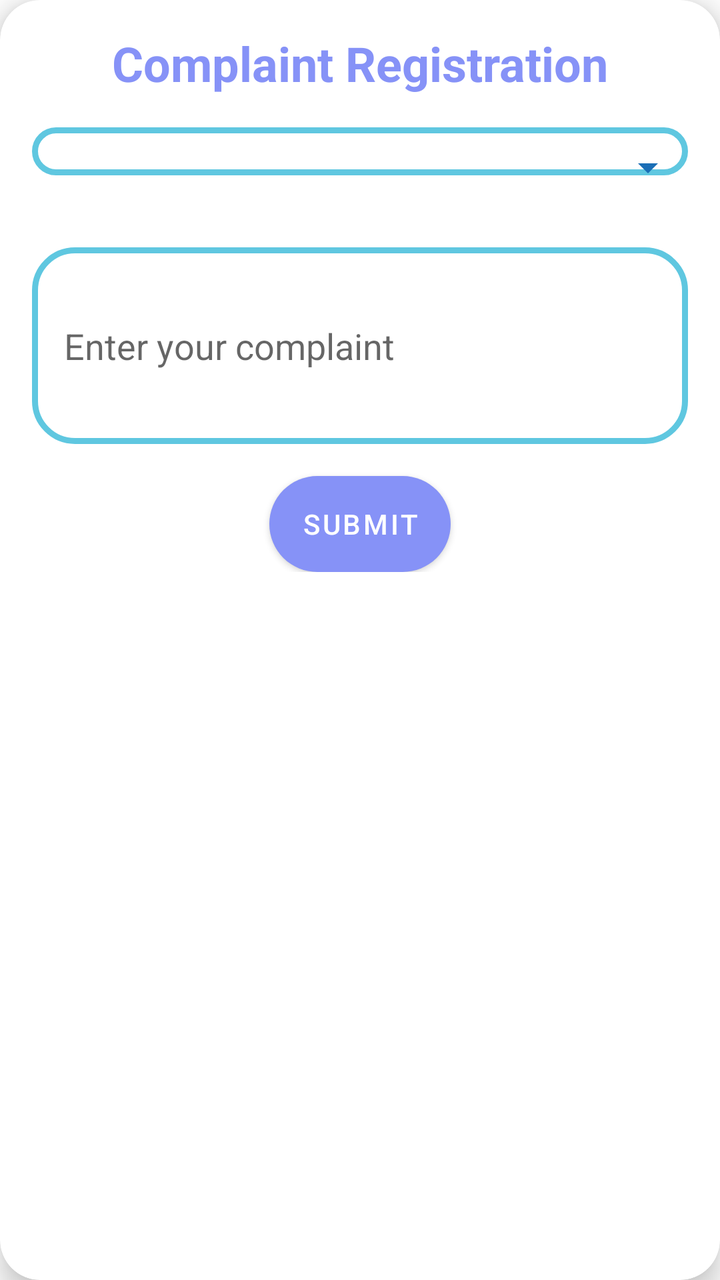
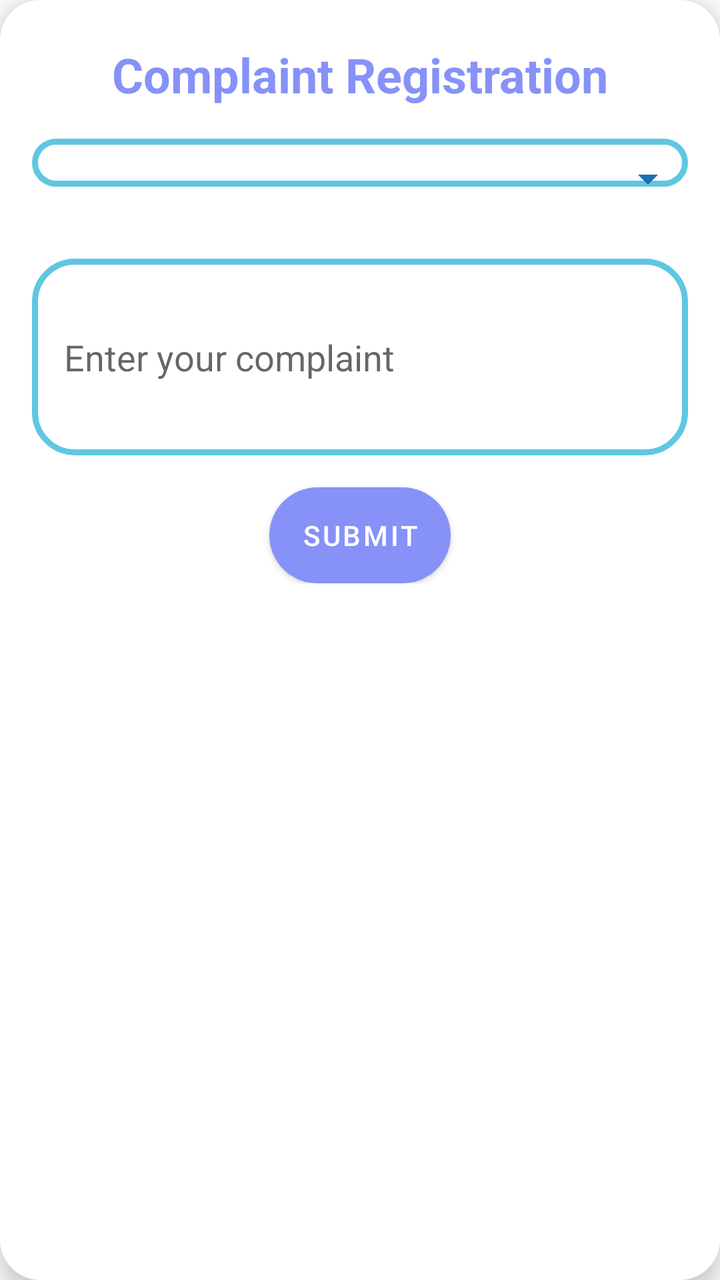

Before-and-after screenshots of an Android layout around one commit, followed by the original layout XML and the change that was made.
<!-- AndroidManifest.xml: application theme Base.Theme.GoBetween -->
<!-- res/layout/activity_add_complaint.xml -->
<?xml version="1.0" encoding="utf-8"?>
<androidx.cardview.widget.CardView xmlns:android="http://schemas.android.com/apk/res/android"
    xmlns:app="http://schemas.android.com/apk/res-auto"
    xmlns:tools="http://schemas.android.com/tools"
    android:id="@+id/cardView"
    android:layout_width="match_parent"
    android:layout_height="wrap_content"
    android:layout_marginTop="30dp"
    android:layout_marginStart="16dp"
    android:layout_marginEnd="16dp"
    android:background="@drawable/grey_background"
    app:cardCornerRadius="20dp"
    app:cardElevation="8dp">

    <LinearLayout
        android:layout_width="match_parent"
        android:layout_height="wrap_content"
        android:orientation="vertical"
        android:padding="16dp">
        <ImageView
            android:id="@+id/arrow"
            android:layout_width="wrap_content"
            android:layout_height="wrap_content"
            android:layout_gravity="start|center_vertical|center"
            android:paddingBottom="20dp"
            android:src="@drawable/baseline_arrow_back_24" />

        
        <TextView
            android:id="@+id/textViewTitle"
            android:layout_width="wrap_content"
            android:layout_height="wrap_content"
            android:text="Complaint Registration"
            android:textSize="24sp"
            android:layout_marginTop="-45dp"
            android:textStyle="bold"
            android:textColor="@color/lavender"
            android:layout_gravity="center_horizontal"
            android:layout_marginBottom="16dp"/>

        
        <FrameLayout
            android:layout_width="match_parent"
        android:layout_height="wrap_content">

        
            <Spinner
                android:id="@+id/complainttype"
                android:layout_width="match_parent"
                android:layout_height="match_parent"
                android:background="@drawable/custom_edittext"
                android:paddingStart="8dp"
                android:paddingTop="12dp"
                android:paddingEnd="8dp"
                android:paddingBottom="12dp"
                android:textAlignment="center"
                android:textColor="@color/black"
                android:textSize="16sp" />

        
        <ImageView
            android:layout_width="wrap_content"
            android:layout_height="wrap_content"
            android:layout_gravity="end|center_vertical"
            android:src="@drawable/arrow_down_pacific_blue"
            android:padding="8dp"/>

    </FrameLayout>

        <EditText
            android:id="@+id/complaint"
            android:layout_width="match_parent"
            android:layout_height="wrap_content"
            android:hint="Enter your complaint"
            android:inputType="textMultiLine"
            android:background="@drawable/custom_edittext"
            android:minLines="3"
            android:maxLines="6"
            android:layout_marginTop="20dp"
            android:padding="16dp"
            android:layout_marginBottom="16dp"/>

        
        <Button
            android:id="@+id/b1"
            android:layout_width="wrap_content"
            android:layout_height="wrap_content"
            android:text="Submit"
            android:background="@drawable/background_button1"
            android:layout_gravity="center_horizontal"/>

    </LinearLayout>

</androidx.cardview.widget.CardView>
<!-- resources referenced by this layout -->
<resources>
  <color name="black">#FF000000</color>
  <color name="lavender">#8692f7</color>
  <!-- drawable arrow_down_pacific_blue (drawable) -->
  <?xml version="1.0" encoding="utf-8"?>
  <vector xmlns:android="http://schemas.android.com/apk/res/android"
      android:width="24dp"
      android:height="24dp"
      android:viewportWidth="24.0"
      android:viewportHeight="24.0"
      android:tint="@color/pacific_blue">
  
      <path
          android:fillColor="@android:color/white"
          android:pathData="M7 10l5 5 5-5z"/>
  </vector>
  <!-- drawable background_button1 (drawable) -->
  <?xml version="1.0" encoding="utf-8"?>
  <selector
      xmlns:android="http://schemas.android.com/apk/res/android">
  <item>
      <shape android:shape="rectangle"
          android:layout_width="match_parent"
          android:layout_height="50dp">
          <solid android:color="@color/green"/>
          <corners android:radius="50dp"/>
      </shape>
  </item>
  </selector>
  <!-- drawable baseline_arrow_back_24 (drawable) -->
  <vector android:autoMirrored="true" android:height="24dp"
      android:viewportHeight="24"
      android:viewportWidth="24" android:width="24dp" xmlns:android="http://schemas.android.com/apk/res/android">
      <path android:fillColor="@color/white" android:pathData="M20,11H7.83l5.59,-5.59L12,4l-8,8 8,8 1.41,-1.41L7.83,13H20v-2z"/>
  </vector>
  <!-- drawable custom_edittext (drawable) -->
  <?xml version="1.0" encoding="utf-8"?>
  <shape xmlns:android="http://schemas.android.com/apk/res/android"
      android:shape="rectangle">
  
      <stroke
          android:width="3dp"
          android:color="@color/blue"/>
      <corners
          android:radius="20dp"/>
  </shape>
  <!-- drawable grey_background (drawable) -->
  <?xml version="1.0" encoding="utf-8"?>
  <selector xmlns:android="http://schemas.android.com/apk/res/android">
  <item>
      <shape android:shape="rectangle">
          <solid android:color="#F1F1F1"/>
          <corners android:radius="22dp"/>
      </shape>
  </item>
  </selector>
  <style name="Base.Theme.GoBetween" parent="Theme.MaterialComponents.DayNight.NoActionBar">
          
          
  
      <item name="colorPrimary">@color/lavender</item>
      <item name="colorPrimaryVariant">@color/lavender</item>
      <item name="colorOnPrimary">@color/white</item>
  
      <item name="colorSecondary">@color/teal_200</item>
      <item name="colorSecondaryVariant">@color/teal_700</item>
      <item name="colorOnSecondary">@color/black</item>
          <item name="android:textColor">@color/black</item>
  
      <item name="android:statusBarColor">@color/white</item>
      </style>
  <color name="pacific_blue">#1A6EB6</color>7ed321
  <color name="green">#7FD620</color>
  <color name="white">#FFFFFFFF</color>
  <color name="blue">#5fc7e0</color>
  <color name="teal_200">#FF03DAC5</color>
  <color name="teal_700">#FF018786</color>
</resources>

<!-- the commit's change to res/layout/activity_add_complaint.xml (unified diff, before → after) -->
@@ -17,14 +17,6 @@
         android:layout_height="wrap_content"
         android:orientation="vertical"
         android:padding="16dp">
-        <ImageView
-            android:id="@+id/arrow"
-            android:layout_width="wrap_content"
-            android:layout_height="wrap_content"
-            android:layout_gravity="start|center_vertical|center"
-            android:paddingBottom="20dp"
-            android:src="@drawable/baseline_arrow_back_24" />
-
         
         <TextView
             android:id="@+id/textViewTitle"
@@ -32,7 +24,7 @@
             android:layout_height="wrap_content"
             android:text="Complaint Registration"
             android:textSize="24sp"
-            android:layout_marginTop="-45dp"
+            android:layout_marginTop="5dp"
             android:textStyle="bold"
             android:textColor="@color/lavender"
             android:layout_gravity="center_horizontal"
<!-- resource entries referenced after the edit -->
@@ -28,12 +28,6 @@
       </shape>
   </item>
   </selector>
-  <!-- drawable baseline_arrow_back_24 (drawable) -->
-  <vector android:autoMirrored="true" android:height="24dp"
-      android:viewportHeight="24"
-      android:viewportWidth="24" android:width="24dp" xmlns:android="http://schemas.android.com/apk/res/android">
-      <path android:fillColor="@color/white" android:pathData="M20,11H7.83l5.59,-5.59L12,4l-8,8 8,8 1.41,-1.41L7.83,13H20v-2z"/>
-  </vector>
   <!-- drawable custom_edittext (drawable) -->
   <?xml version="1.0" encoding="utf-8"?>
   <shape xmlns:android="http://schemas.android.com/apk/res/android"
